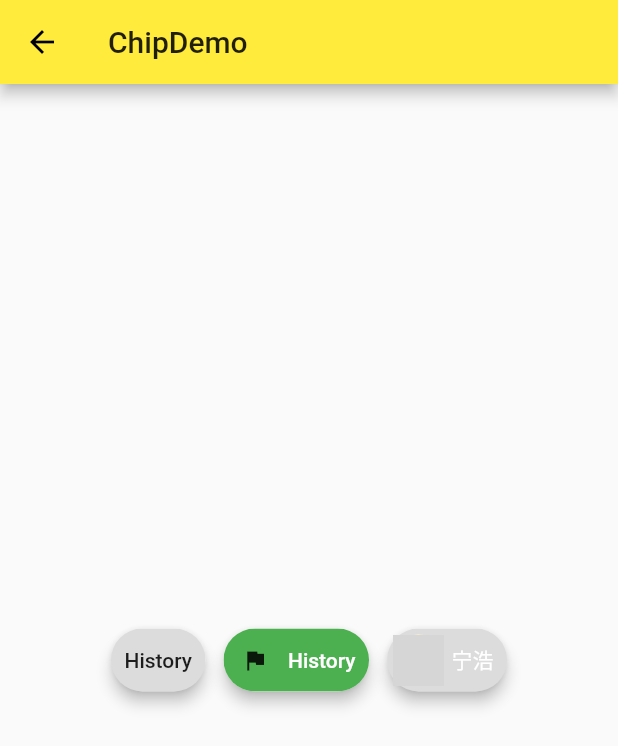
After one commit to weiliushuai/Flutterhello, a Flutter app: the screen it shows after launch, after a tap on "ChipDemo", on a phone screen of 412 x 824 dp. The commit adds this screen. Shown: the top 746 px of the screen. Run offline on Flutter 3.47's test engine with Material 2 defaults, Android fonts, the phone set to English and light mode, and no system bars; network calls fail; grey boxes are pictures that could not be loaded.

Commit message:
chip小部件

```diff
--- /dev/null
+++ b/lib/demo/chip_demo.dart
@@ -0,0 +1,59 @@
+import 'package:flutter/material.dart';
+
+class ChipDemo extends StatefulWidget {
+  @override
+  _ChipDemoState createState() => _ChipDemoState();
+}
+
+class _ChipDemoState extends State<ChipDemo> {
+  @override
+  Widget build(BuildContext context) {
+    return Scaffold(
+      appBar: AppBar(
+        title: Text("ChipDemo"),
+      ),
+      body: Container(
+        child: Column(
+          mainAxisAlignment: MainAxisAlignment.center,
+          children: <Widget>[
+            Row(
+              mainAxisAlignment: MainAxisAlignment.center,
+              children: <Widget>[
+                 Chip(
+                  label: Text("History"),
+                  elevation: 4.0,
+                  labelPadding: EdgeInsets.all(5.0),
+                ),
+                SizedBox(
+                  width: 12,
+                ),
+                Chip(
+                  label: Text("History"),
+                  backgroundColor: Colors.green,
+                  avatar: Icon(Icons.flag),
+                  labelStyle: TextStyle(color: Colors.white),
+                  elevation: 4.0,
+                  labelPadding: EdgeInsets.all(5.0),
+                ),
+                SizedBox(
+                  width: 12,
+                ),
+                Chip(
+                  label: Text("宁浩"),
+                  avatar: CircleAvatar(
+                    //  child: Text("皓"),
+                    backgroundImage: NetworkImage(
+                        "https://resources.ninghao.org/images/wanghao.jpg"),
+                  ),
+                  labelStyle: TextStyle(color: Colors.white),
+                  elevation: 4.0,
+                  labelPadding: EdgeInsets.all(5.0),
+                ),
+              ],
+            ),
+          ],
+        ),
+      ),
+    );
+  }
+}
--- a/lib/demo/material_components.dart
+++ b/lib/demo/material_components.dart
@@ -13,6 +13,7 @@ import './alerdialog_demo.dart';
 import './bottom_sheet_demo.dart';
 import './snacbar_demo.dart';
 import './expamsion_pannal_demo.dart';
+import './chip_demo.dart';
 
 class MaterialComponents extends StatelessWidget {
   @override
@@ -22,8 +23,11 @@ class MaterialComponents extends StatelessWidget {
         title: Text("MaterialComponents"),
       ),
       body: ListView(children: <Widget>[
-
-          Button(
+        Button(
+          title: "ChipDemo",
+          page: ChipDemo(),
+        ),
+        Button(
           title: "ExpansionPannalDemo",
           page: ExpansionPannalDemo(),
         ),
```
Also changed, not shown: 2 other files.
